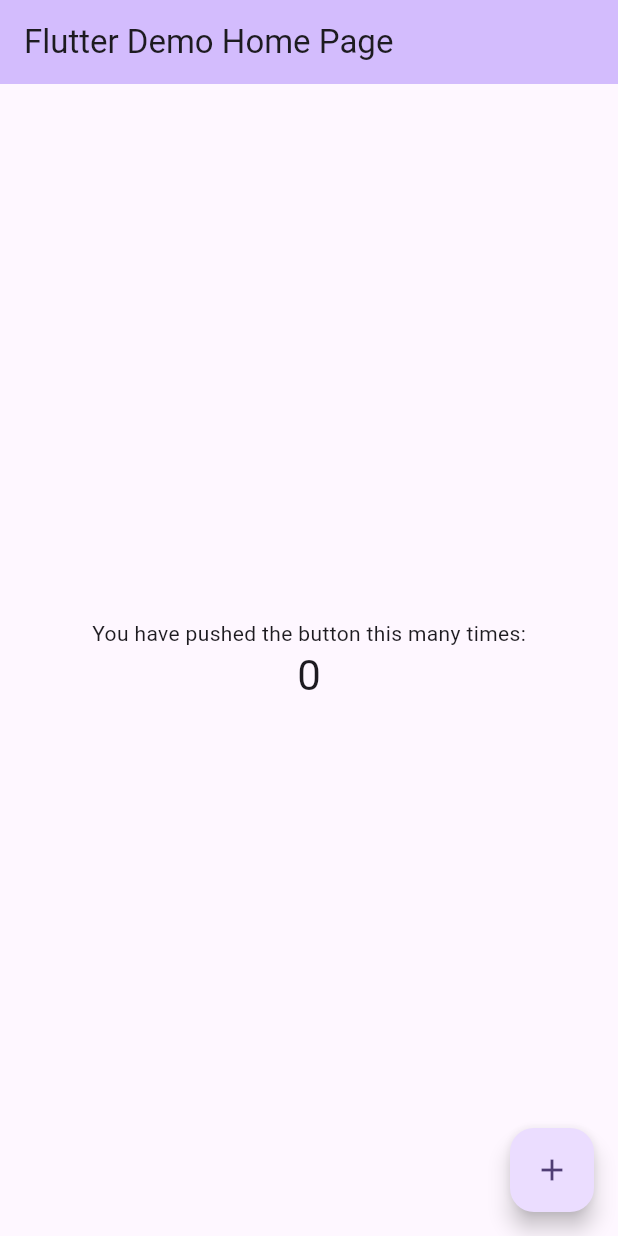
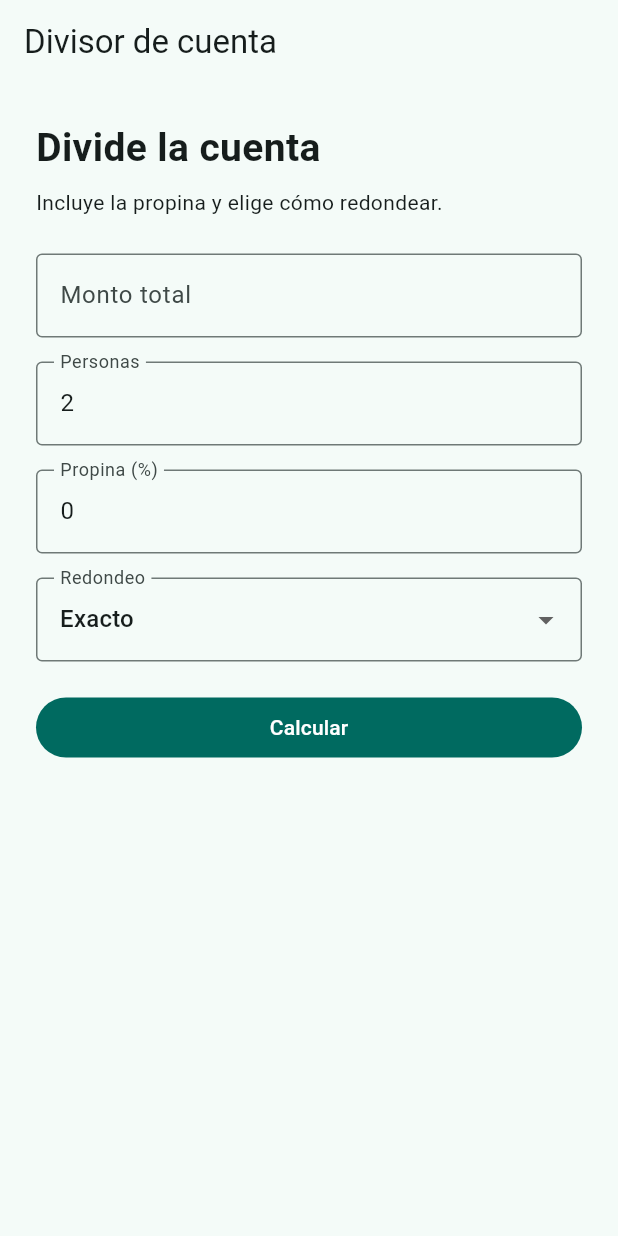
Before and after one commit to SebastianRKN/app_divisor_de_cuentas, a Flutter app: the screen it shows after launch, on a phone screen of 412 x 824 dp. Run offline on Flutter 3.47's test engine with Material 3 defaults, Android fonts, the phone set to English and light mode, and no system bars.

Commit message:
app divisor de cuenta - rama sdd, con pruebas

```diff
--- /dev/null
+++ b/lib/data/redondeo_exacto.dart
@@ -0,0 +1,8 @@
+import '../domain/estrategia_redondeo.dart';
+
+class RedondeoExacto implements EstrategiaRedondeo {
+  /// Recibe un pago validado y devuelve los centavos más cercanos.
+  /// Implementa el modo exacto; no formatea ni produce errores con entradas válidas.
+  @override
+  double redondear(double cantidad) => (cantidad * 100).roundToDouble() / 100;
+}
--- /dev/null
+++ b/lib/data/redondeo_hacia_arriba.dart
@@ -0,0 +1,8 @@
+import '../domain/estrategia_redondeo.dart';
+
+class RedondeoHaciaArriba implements EstrategiaRedondeo {
+  /// Recibe un pago validado y devuelve el entero superior.
+  /// Implementa el modo arriba; no produce errores con entradas válidas.
+  @override
+  double redondear(double cantidad) => cantidad.ceilToDouble();
+}
--- /dev/null
+++ b/lib/domain/calcular_division.dart
@@ -0,0 +1,18 @@
+import 'cuenta.dart';
+import 'estrategia_redondeo.dart';
+import 'resultado.dart';
+
+abstract interface class CalculadorDivision {
+  Resultado ejecutar(Cuenta cuenta, EstrategiaRedondeo estrategia);
+}
+
+class CalcularDivision implements CalculadorDivision {
+  /// Reparte cuenta más propina y aplica la estrategia recibida.
+  /// Devuelve el pago numérico; exige una cuenta previamente validada.
+  /// No produce errores para entradas que cumplen esa precondición.
+  @override
+  Resultado ejecutar(Cuenta cuenta, EstrategiaRedondeo estrategia) {
+    final pago = cuenta.monto * (1 + cuenta.propina / 100) / cuenta.personas;
+    return Resultado(estrategia.redondear(pago));
+  }
+}
--- /dev/null
+++ b/lib/domain/cuenta.dart
@@ -0,0 +1,11 @@
+/// Datos inmutables de una cuenta; la validación corresponde a ValidarEntrada.
+class Cuenta {
+  const Cuenta({
+    required this.monto,
+    required this.personas,
+    required this.propina,
+  });
+  final double monto;
+  final int personas;
+  final double propina;
+}
--- /dev/null
+++ b/lib/domain/estrategia_redondeo.dart
@@ -0,0 +1,6 @@
+abstract interface class EstrategiaRedondeo {
+  /// Transforma un pago finito no negativo en su valor redondeado.
+  /// Permite cambiar la regla sin cambiar el cálculo; no produce errores
+  /// cuando recibe una cantidad validada.
+  double redondear(double cantidad);
+}
--- /dev/null
+++ b/lib/domain/resultado.dart
@@ -0,0 +1,5 @@
+/// Pago numérico por persona, sin formato de presentación.
+class Resultado {
+  const Resultado(this.porPersona);
+  final double porPersona;
+}
--- /dev/null
+++ b/lib/domain/validar_entrada.dart
@@ -0,0 +1,28 @@
+import 'cuenta.dart';
+
+abstract interface class ValidadorEntrada {
+  String? ejecutar(Cuenta cuenta);
+}
+
+class ValidarEntrada implements ValidadorEntrada {
+  /// Evita cálculos indefinidos. Recibe los datos ya parseados y devuelve
+  /// el primer mensaje de error o null si son válidos; no lanza excepciones.
+  @override
+  String? ejecutar(Cuenta cuenta) {
+    if (!cuenta.monto.isFinite || cuenta.monto < 0) {
+      return 'Monto inválido';
+    }
+    if (cuenta.personas < 1) {
+      return 'Debe haber al menos una persona';
+    }
+    if (!cuenta.propina.isFinite || cuenta.propina < 0) {
+      return 'Propina inválida';
+    }
+    // Garantiza que tampoco desborden el total y el redondeo a centavos.
+    final total = cuenta.monto * (1 + cuenta.propina / 100);
+    if (!total.isFinite || !(total / cuenta.personas * 100).isFinite) {
+      return 'Monto inválido';
+    }
+    return null;
+  }
+}
--- a/lib/main.dart
+++ b/lib/main.dart
@@ -1,122 +1,34 @@
 import 'package:flutter/material.dart';
 
-void main() {
-  runApp(const MyApp());
+import 'data/redondeo_exacto.dart';
+import 'data/redondeo_hacia_arriba.dart';
+import 'domain/calcular_division.dart';
+import 'domain/validar_entrada.dart';
+import 'presentation/divisor_controller.dart';
+import 'presentation/formateador_moneda.dart';
+import 'presentation/pantalla_divisor.dart';
+
+/// Arranca Flutter; no recibe datos ni devuelve valor.
+void main() => runApp(crearAplicacion());
+
+/// Compone dependencias de producción y devuelve la aplicación.
+/// Compartida con las pruebas de interfaz; sin entradas ni errores esperados.
+Widget crearAplicacion() {
+  final controller = DivisorController(
+    validador: ValidarEntrada(),
+    calculador: CalcularDivision(),
+    estrategias: {
+      'Exacto': RedondeoExacto(),
+      'Hacia arriba': RedondeoHaciaArriba(),
+    },
+  );
+  return MaterialApp(
+    debugShowCheckedModeBanner: false,
+    title: 'Divisor de cuenta',
+    theme: ThemeData(colorSchemeSeed: Colors.teal, useMaterial3: true),
+    home: PantallaDivisor(
+      controller: controller,
+      formateador: FormateadorMoneda(),
+    ),
+  );
 }
-
-class MyApp extends StatelessWidget {
-  const MyApp({super.key});
-
-  // This widget is the root of your application.
-  @override
-  Widget build(BuildContext context) {
-    return MaterialApp(
-      title: 'Flutter Demo',
-      theme: ThemeData(
-        // This is the theme of your application.
-        //
-        // TRY THIS: Try running your application with "flutter run". You'll see
-        // the application has a purple toolbar. Then, without quitting the app,
-        // try changing the seedColor in the colorScheme below to Colors.green
-        // and then invoke "hot reload" (save your changes or press the "hot
-        // reload" button in a Flutter-supported IDE, or press "r" if you used
-        // the command line to start the app).
-        //
-        // Notice that the counter didn't reset back to zero; the application
-        // state is not lost during the reload. To reset the state, use hot
-        // restart instead.
-        //
-        // This works for code too, not just values: Most code changes can be
-        // tested with just a hot reload.
-        colorScheme: .fromSeed(seedColor: Colors.deepPurple),
-      ),
-      home: const MyHomePage(title: 'Flutter Demo Home Page'),
-    );
-  }
-}
-
-class MyHomePage extends StatefulWidget {
-  const MyHomePage({super.key, required this.title});
-
-  // This widget is the home page of your application. It is stateful, meaning
-  // that it has a State object (defined below) that contains fields that affect
-  // how it looks.
-
-  // This class is the configuration for the state. It holds the values (in this
-  // case the title) provided by the parent (in this case the App widget) and
-  // used by the build method of the State. Fields in a Widget subclass are
-  // always marked "final".
-
-  final String title;
-
-  @override
-  State<MyHomePage> createState() => _MyHomePageState();
-}
-
-class _MyHomePageState extends State<MyHomePage> {
-  int _counter = 0;
-
-  void _incrementCounter() {
-    setState(() {
-      // This call to setState tells the Flutter framework that something has
-      // changed in this State, which causes it to rerun the build method below
-      // so that the display can reflect the updated values. If we changed
-      // _counter without calling setState(), then the build method would not be
-      // called again, and so nothing would appear to happen.
-      _counter++;
-    });
-  }
-
-  @override
-  Widget build(BuildContext context) {
-    // This method is rerun every time setState is called, for instance as done
-    // by the _incrementCounter method above.
-    //
-    // The Flutter framework has been optimized to make rerunning build methods
-    // fast, so that you can just rebuild anything that needs updating rather
-    // than having to individually change instances of widgets.
-    return Scaffold(
-      appBar: AppBar(
-        // TRY THIS: Try changing the color here to a specific color (to
-        // Colors.amber, perhaps?) and trigger a hot reload to see the AppBar
-        // change color while the other colors stay the same.
-        backgroundColor: Theme.of(context).colorScheme.inversePrimary,
-        // Here we take the value from the MyHomePage object that was created by
-        // the App.build method, and use it to set our appbar title.
-        title: Text(widget.title),
-      ),
-      body: Center(
-        // Center is a layout widget. It takes a single child and positions it
-        // in the middle of the parent.
-        child: Column(
-          // Column is also a layout widget. It takes a list of children and
-          // arranges them vertically. By default, it sizes itself to fit its
-          // children horizontally, and tries to be as tall as its parent.
-          //
-          // Column has various properties to control how it sizes itself and
-          // how it positions its children. Here we use mainAxisAlignment to
-          // center the children vertically; the main axis here is the vertical
-          // axis because Columns are vertical (the cross axis would be
-          // horizontal).
-          //
-          // TRY THIS: Invoke "debug painting" (choose the "Toggle Debug Paint"
-          // action in the IDE, or press "p" in the console), to see the
-          // wireframe for each widget.
-          mainAxisAlignment: .center,
-          children: [
-            const Text('You have pushed the button this many times:'),
-            Text(
-              '$_counter',
-              style: Theme.of(context).textTheme.headlineMedium,
-            ),
-          ],
-        ),
-      ),
-      floatingActionButton: FloatingActionButton(
-        onPressed: _incrementCounter,
-        tooltip: 'Increment',
-        child: const Icon(Icons.add),
-      ),
-    );
-  }
-}
--- /dev/null
+++ b/lib/presentation/divisor_controller.dart
@@ -0,0 +1,43 @@
+import '../domain/calcular_division.dart';
+import '../domain/cuenta.dart';
+import '../domain/estrategia_redondeo.dart';
+import '../domain/resultado.dart';
+import '../domain/validar_entrada.dart';
+
+class DivisorController {
+  DivisorController({
+    required this.validador,
+    required this.calculador,
+    required Map<String, EstrategiaRedondeo> estrategias,
+  }) : _estrategias = Map.unmodifiable(estrategias);
+
+  final ValidadorEntrada validador;
+  final CalculadorDivision calculador;
+  final Map<String, EstrategiaRedondeo> _estrategias;
+
+  /// Expone las opciones registradas sin conocer sus implementaciones.
+  List<String> get modos => _estrategias.keys.toList(growable: false);
+
+  /// Coordina texto -> datos -> validación -> cálculo.
+  /// Devuelve resultado o error (nunca ambos); no lanza por entradas del usuario.
+  ({Resultado? resultado, String? error}) calcular({
+    required String monto,
+    required String personas,
+    required String propina,
+    required String modo,
+  }) {
+    final cuenta = Cuenta(
+      monto: double.tryParse(monto.trim().replaceAll(',', '.')) ?? double.nan,
+      personas: int.tryParse(personas.trim()) ?? 0,
+      propina:
+          double.tryParse(propina.trim().replaceAll(',', '.')) ?? double.nan,
+    );
+    final error = validador.ejecutar(cuenta);
+    if (error != null) return (resultado: null, error: error);
+    final estrategia = _estrategias[modo];
+    if (estrategia == null) {
+      return (resultado: null, error: 'Modo inválido');
+    }
+    return (resultado: calculador.ejecutar(cuenta, estrategia), error: null);
+  }
+}
--- /dev/null
+++ b/lib/presentation/formateador_moneda.dart
@@ -0,0 +1,5 @@
+class FormateadorMoneda {
+  /// Convierte el pago a texto de dos decimales para la pantalla.
+  /// Recibe un número validado y no produce errores.
+  String formatear(double cantidad) => cantidad.toStringAsFixed(2);
+}
--- /dev/null
+++ b/lib/presentation/pantalla_divisor.dart
@@ -0,0 +1,153 @@
+import 'package:flutter/material.dart';
+
+import 'divisor_controller.dart';
+import 'formateador_moneda.dart';
+
+class PantallaDivisor extends StatefulWidget {
+  const PantallaDivisor({
+    super.key,
+    required this.controller,
+    required this.formateador,
+  });
+  final DivisorController controller;
+  final FormateadorMoneda formateador;
+
+  @override
+  State<PantallaDivisor> createState() => _PantallaDivisorState();
+}
+
+class _PantallaDivisorState extends State<PantallaDivisor> {
+  final _monto = TextEditingController();
+  final _personas = TextEditingController(text: '2');
+  final _propina = TextEditingController(text: '0');
+  String _modo = 'Exacto';
+  String? _resultado;
+  String? _error;
+
+  /// Lee campos, delega y actualiza la vista; sin retorno ni excepciones esperadas.
+  void _calcular() {
+    final respuesta = widget.controller.calcular(
+      monto: _monto.text,
+      personas: _personas.text,
+      propina: _propina.text,
+      modo: _modo,
+    );
+    setState(() {
+      _error = respuesta.error;
+      final resultado = respuesta.resultado;
+      _resultado = resultado == null
+          ? null
+          : widget.formateador.formatear(resultado.porPersona);
+    });
+  }
+
+  /// Libera controladores al retirar la pantalla; no recibe datos ni devuelve valor.
+  @override
+  void dispose() {
+    _monto.dispose();
+    _personas.dispose();
+    _propina.dispose();
+    super.dispose();
+  }
+
+  /// Dibuja una pantalla desplazable para admitir teclado y pantallas pequeñas.
+  /// Recibe el contexto Flutter y devuelve widgets, sin cálculo de negocio.
+  @override
+  Widget build(BuildContext context) => Scaffold(
+    appBar: AppBar(title: const Text('Divisor de cuenta')),
+    body: SafeArea(
+      child: SingleChildScrollView(
+        padding: const EdgeInsets.all(24),
+        child: Center(
+          child: ConstrainedBox(
+            constraints: const BoxConstraints(maxWidth: 480),
+            child: Column(
+              crossAxisAlignment: CrossAxisAlignment.stretch,
+              children: [
+                const Text(
+                  'Divide la cuenta',
+                  style: TextStyle(fontSize: 26, fontWeight: FontWeight.bold),
+                ),
+                const SizedBox(height: 8),
+                const Text('Incluye la propina y elige cómo redondear.'),
+                const SizedBox(height: 24),
+                TextField(
+                  key: const Key('monto'),
+                  controller: _monto,
+                  decoration: const InputDecoration(
+                    labelText: 'Monto total',
+                    border: OutlineInputBorder(),
+                  ),
+                  keyboardType: const TextInputType.numberWithOptions(
+                    decimal: true,
+                  ),
+                ),
+                const SizedBox(height: 16),
+                TextField(
+                  key: const Key('personas'),
+                  controller: _personas,
+                  decoration: const InputDecoration(
+                    labelText: 'Personas',
+                    border: OutlineInputBorder(),
+                  ),
+                  keyboardType: TextInputType.number,
+                ),
+                const SizedBox(height: 16),
+                TextField(
+                  key: const Key('propina'),
+                  controller: _propina,
+                  decoration: const InputDecoration(
+                    labelText: 'Propina (%)',
+                    border: OutlineInputBorder(),
+                  ),
+                  keyboardType: const TextInputType.numberWithOptions(
+                    decimal: true,
+                  ),
+                ),
+                const SizedBox(height: 16),
+                DropdownButtonFormField<String>(
+                  initialValue: _modo,
+                  decoration: const InputDecoration(
+                    labelText: 'Redondeo',
+                    border: OutlineInputBorder(),
+                  ),
+                  items: [
+                    for (final modo in widget.controller.modos)
+                      DropdownMenuItem(value: modo, child: Text(modo)),
+                  ],
+                  onChanged: (modo) => setState(() {
+                    _modo = modo ?? _modo;
+                    _resultado = null;
+                    _error = null;
+                  }),
+                ),
+                const SizedBox(height: 20),
+                FilledButton(
+                  onPressed: _calcular,
+                  child: const Text('Calcular'),
+                ),
+                const SizedBox(height: 20),
+                if (_error != null)
+                  Text(
+                    _error!,
+                    style: TextStyle(
+                      color: Theme.of(context).colorScheme.error,
+                    ),
+                  ),
+                if (_resultado != null) ...[
+                  const Text('Por persona', textAlign: TextAlign.center),
+                  Text(
+                    _resultado!,
+                    key: const Key('resultado'),
+                    textAlign: TextAlign.center,
+                    style: Theme.of(context).textTheme.headlineLarge,
+                  ),
+                ],
+              ],
+            ),
+          ),
+        ),
+      ),
+    ),
+  );
+}
```
Also changed, not shown: 7 other files.
